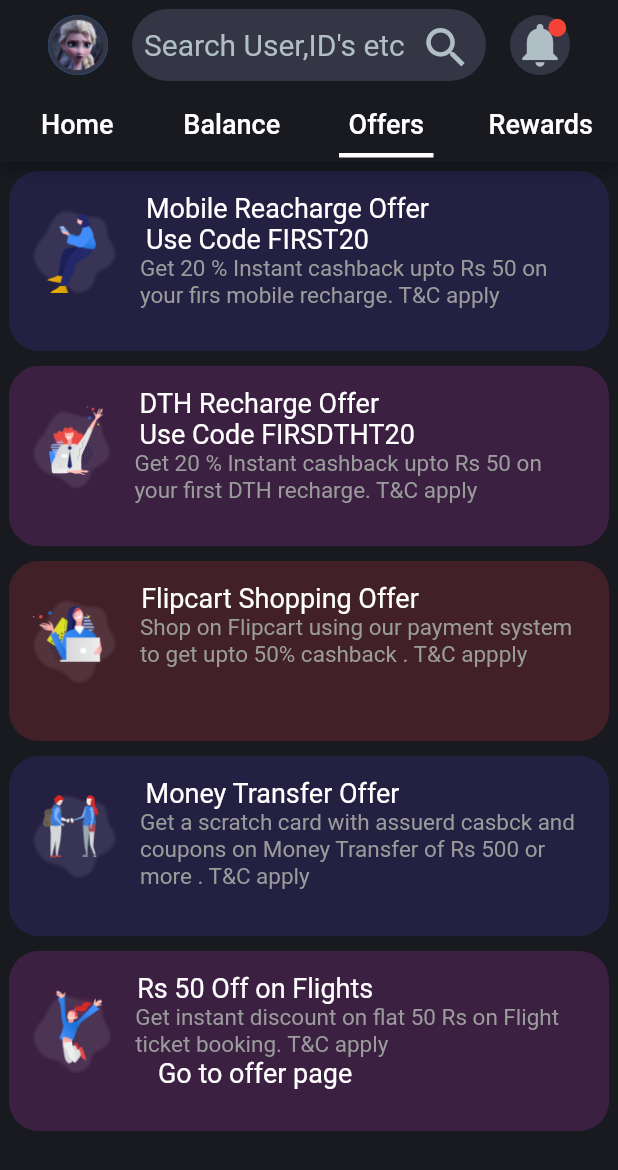
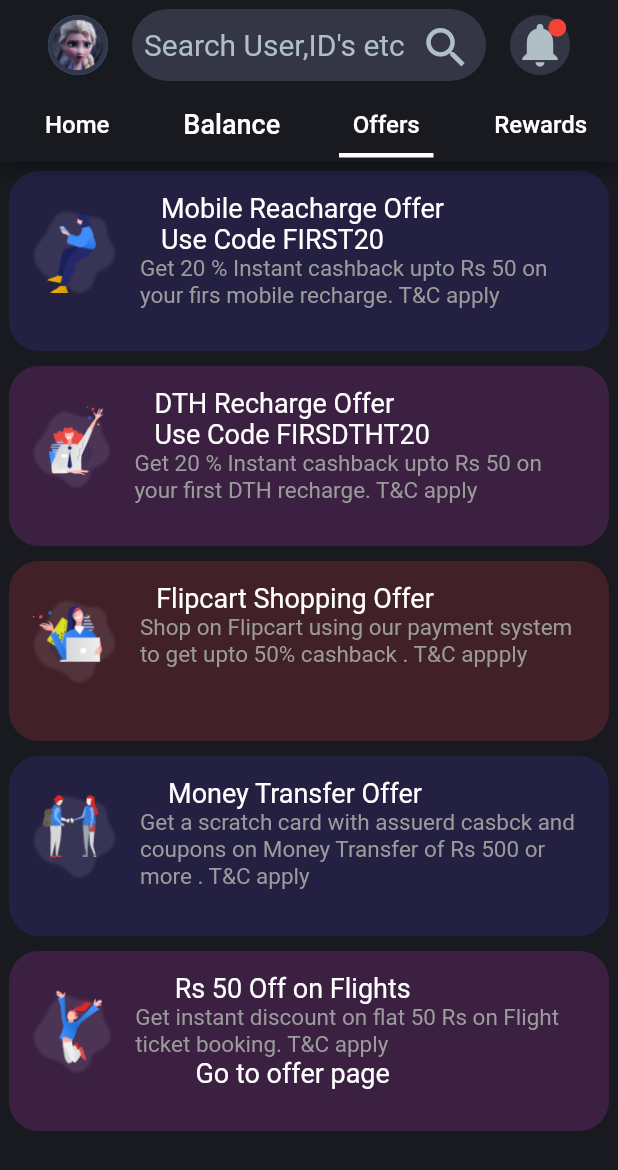
Before and after one commit to nomanabdulmaliq/paymentapp, a Flutter app: the HomeScreen screen opened directly, tab 3 chosen, on a phone screen of 412 x 824 dp. Shown: the top 1170 px of the screen. Run offline on Flutter 3.47's test engine with Material 2 defaults, Android fonts, the phone set to English and light mode, and no system bars; our stand-ins replace lottie; Roboto replaces fonts that are missing (Barlow-Bold, Nunito-Bold).

Commit message:
task complete

```diff
--- a/lib/screens/dashboard.dart
+++ b/lib/screens/dashboard.dart
@@ -104,7 +104,7 @@ class _HomeScreenState extends State<HomeScreen> {
                   alignment: Alignment.center,
                   child: Textwidget(
                     "Home",
-                    18,
+                    16,
                     0xffFFFFFF,
                     "Barlow-Bold",
                   ),
@@ -126,7 +126,7 @@ class _HomeScreenState extends State<HomeScreen> {
                   alignment: Alignment.center,
                   child: Textwidget(
                     "Offers",
-                    18,
+                    16,
                     0xffFFFFFF,
                     "Barlow-Bold",
                   ),
@@ -137,7 +137,7 @@ class _HomeScreenState extends State<HomeScreen> {
                   alignment: Alignment.center,
                   child: Textwidget(
                     "Rewards",
-                    18,
+                    16,
                     0xffFFFFFF,
                     "Barlow-Bold",
                   ),
--- a/lib/screens/offers.dart
+++ b/lib/screens/offers.dart
@@ -29,7 +29,7 @@ class Offers extends StatelessWidget {
                   title: Column(
                     children: [
                       Padding(
-                        padding: EdgeInsets.only(right: 100),
+                        padding: EdgeInsets.only(right: 80),
                         child: Textwidget(
                             "Mobile Reacharge Offer\nUse Code FIRST20",
                             18,
@@ -64,7 +64,7 @@ class Offers extends StatelessWidget {
                   title: Column(
                     children: [
                       Padding(
-                        padding: EdgeInsets.only(right: 110),
+                        padding: EdgeInsets.only(right: 90),
                         child: Textwidget(
                             "DTH Recharge Offer\nUse Code FIRSDTHT20",
                             18,
@@ -99,7 +99,7 @@ class Offers extends StatelessWidget {
                   title: Column(
                     children: [
                       Padding(
-                        padding: EdgeInsets.only(right: 110),
+                        padding: EdgeInsets.only(right: 90),
                         child: Textwidget("Flipcart Shopping Offer", 18,
                             0xffFFFFFF, "Nunito-Bold"),
                       ),
@@ -131,7 +131,7 @@ class Offers extends StatelessWidget {
                   title: Column(
                     children: [
                       Padding(
-                        padding: EdgeInsets.only(right: 120),
+                        padding: EdgeInsets.only(right: 90),
                         child: Textwidget("Money Transfer Offer", 18,
                             0xffFFFFFF, "Nunito-Bold"),
                       ),
@@ -163,7 +163,7 @@ class Offers extends StatelessWidget {
                   title: Column(
                     children: [
                       Padding(
-                        padding: EdgeInsets.only(right: 140),
+                        padding: EdgeInsets.only(right: 90),
                         child: Textwidget("Rs 50 Off on Flights", 18,
                             0xffFFFFFF, "Nunito-Bold"),
                       ),
@@ -173,7 +173,7 @@ class Offers extends StatelessWidget {
                           0xff9A9B9B,
                           "Nunito-Bold"),
                       Padding(
-                        padding: EdgeInsets.only(right: 140),
+                        padding: EdgeInsets.only(right: 90),
                         child: Textwidget(
                             "Go to offer page", 18, 0xffFFFFFF, "Nunito-Bold"),
                       ),
```
